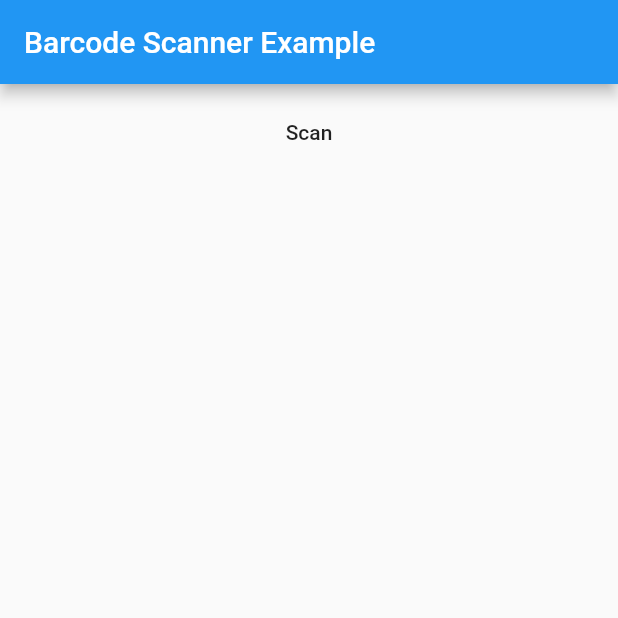
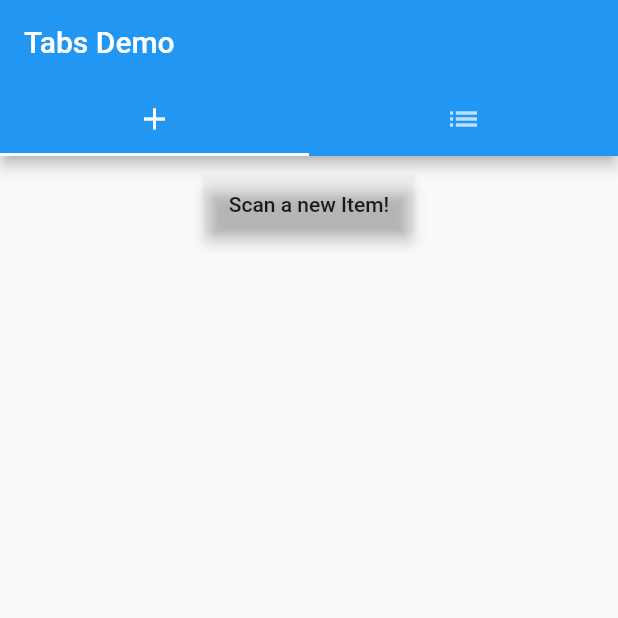
Before and after one commit to dragonchain/assetTracker, a Flutter app: the screen it shows after launch, on a phone screen of 412 x 824 dp, the top half of it. Run offline on Flutter 3.47's test engine with Material 2 defaults, Android fonts, the phone set to English and light mode, and no system bars; our stand-ins replace camera, geolocator; missing offline and left inert: barcode_scan, dragonchain_sdk.

Commit message:
working but missing map view

```diff
--- /dev/null
+++ b/lib/add_screen.dart
@@ -0,0 +1,96 @@
+import 'dart:convert';
+import 'dart:io';
+
+import 'package:barcode_scan/barcode_scan.dart';
+import 'package:camera/camera.dart';
+import 'package:dragonchain_sdk/dragonchain_sdk.dart';
+import 'package:flutter/material.dart';
+import 'package:geolocator/geolocator.dart';
+
+import 'actions/take_photo.dart';
+
+class AddScreen extends StatefulWidget {
+  const AddScreen({
+    Key key,
+  }) : super(key: key);
+
+  @override
+  AddScreenState createState() => AddScreenState();
+}
+
+class AddScreenState extends State<AddScreen> {
+  bool _isLoading = false;
+  @override
+  void initState() {
+    super.initState();
+  }
+
+  _getPhotoOfNewItem() async {
+    final camera = (await availableCameras()).first;
+    final result = Navigator.push(context, MaterialPageRoute(builder: (context) => TakePhotoScreen(camera: camera)));
+    return result;
+  }
+
+  _getCurrentPosition() async {
+    Position position = await Geolocator().getCurrentPosition(desiredAccuracy: LocationAccuracy.high);
+    return position;
+  }
+
+  _getBarcode() async {
+    String barcode = await BarcodeScanner.scan();
+    return barcode;
+  }
+
+  _getDragonchainClient() async {
+    return DragonchainClient.createClient(
+        dragonchainId: '29xBXnCxpMQso9zhCNsegA13WYtTH24JDedszndt5XTd8',
+        authKey: 'SuzacGlkY9T01PJ89Ha7SjEGoubwoc4Ue29p8SI8jp4',
+        authKeyId: 'HJXOAMYAVUJG');
+  }
+
+  _appendItemHistory() async {
+    this.setState(() => _isLoading = true);
+    File file = await _getPhotoOfNewItem();
+    Position position = await _getCurrentPosition();
+    String barcode = await _getBarcode();
+    DragonchainClient dragonchainClient = await _getDragonchainClient();
+    this.setState(() => _isLoading = false);
+
+    var response = await dragonchainClient.createTransaction('banana', {
+      'method': 'append_history',
+      'params': {
+        'barcode': barcode,
+        'latitude': position.latitude,
+        'longitude': position.longitude,
+        'time': new DateTime.now().toUtc().toIso8601String(),
+        'image': base64.encode(file.readAsBytesSync())
+      }
+    });
+    logger.d(response);
+    return response;
+  }
+
+  @override
+  Widget build(BuildContext context) {
+    return new MaterialApp(
+      home: new Scaffold(
+          body: new Center(
+        child: new Column(
+          children: <Widget>[
+            _isLoading
+                ? CircularProgressIndicator()
+                : new Container(
+                    child: new MaterialButton(
+                      color: Color.fromRGBO(0, 1, 1, 0),
+                      onPressed: _appendItemHistory,
+                      child: new Text("Scan a new Item!"),
+                      autofocus: true,
+                    ),
+                    padding: const EdgeInsets.all(8.0),
+                  ),
+          ],
+        ),
+      )),
+    );
+  }
+}
--- a/lib/homepage.dart
+++ /dev/null
@@ -1,102 +0,0 @@
-import 'dart:io';
-
-import 'package:camera/camera.dart';
-import 'package:flutter/material.dart';
-import 'dart:async';
-import 'package:dragonchain_sdk/dragonchain_sdk.dart';
-import 'package:barcode_scan/barcode_scan.dart';
-import 'package:flutter/services.dart';
-import 'package:geolocator/geolocator.dart';
-import 'take_picture_screen.dart';
-import 'dart:convert';
-
-class HomepageScreen extends StatefulWidget {
-  @override
-  HomepageScreenState createState() => HomepageScreenState();
-  final String picturePath;
-
-  const HomepageScreen({
-    Key key,
-    this.picturePath,
-  }) : super(key: key);
-}
-
-class HomepageScreenState extends State<HomepageScreen> {
-  String barcode = "";
-  String latitude = "";
-  String longitude = "";
-  DragonchainClient dragonchainClient;
-  CameraDescription camera;
-
-  @override
-  void initState() {
-    super.initState();
-  }
-
-  Future scan() async {
-    if (widget.picturePath == null) {
-      final camera = (await availableCameras()).first;
-      return Navigator.push(context, MaterialPageRoute(builder: (context) => TakePictureScreen(camera: camera)));
-    }
-    var file = File(widget.picturePath).readAsBytesSync();
-    this.dragonchainClient = await DragonchainClient.createClient(
-        dragonchainId: '29xBXnCxpMQso9zhCNsegA13WYtTH24JDedszndt5XTd8',
-        authKey: 'SuzacGlkY9T01PJ89Ha7SjEGoubwoc4Ue29p8SI8jp4',
-        authKeyId: 'HJXOAMYAVUJG');
-    try {
-      String barcode = await BarcodeScanner.scan();
-      Position position = await Geolocator().getCurrentPosition(desiredAccuracy: LocationAccuracy.high);
-      var txn = {
-        'method': 'append_history',
-        'params': {
-          'barcode': barcode,
-          'latitude': position.latitude,
-          'longitude': position.longitude,
-          'time': new DateTime.now().toUtc().toIso8601String(),
-          'image': base64.encode(file)
-        }
-      };
-      var result = await this.dragonchainClient.createTransaction('banana', txn);
-      logger.d(result);
-      setState(() {
-        this.barcode = barcode;
-        this.latitude = latitude;
-        this.longitude = longitude;
-        this.camera = camera;
-      });
-    } on PlatformException catch (e) {
-      if (e.code == BarcodeScanner.CameraAccessDenied) {
-        setState(() {
-          this.barcode = 'The user did not grant the camera permission!';
-        });
-      } else {
-        setState(() => this.barcode = 'Unknown error: $e');
-      }
-    } on FormatException {
-      setState(() => this.barcode = 'null (User returned using the "back"-button before scanning anything. Result)');
-    } catch (e) {
-      setState(() => this.barcode = 'Unknown error: $e');
-    }
-  }
-
-  @override
-  Widget build(BuildContext context) {
-    return new MaterialApp(
-      home: new Scaffold(
-          appBar: new AppBar(
-            title: new Text('Barcode Scanner Example'),
-          ),
-          body: new Center(
-            child: new Column(
-              children: <Widget>[
-                new Container(
-                  child: new MaterialButton(onPressed: scan, child: new Text("Scan")),
-                  padding: const EdgeInsets.all(8.0),
-                ),
-                new Text(barcode),
-              ],
-            ),
-          )),
-    );
-  }
-}
--- /dev/null
+++ b/lib/list_screen.dart
@@ -0,0 +1,40 @@
+import 'package:flutter/material.dart';
+
+class ListItemsScreen extends StatefulWidget {
+  @override
+  ListItemsScreenState createState() => ListItemsScreenState();
+}
+
+class ListItemsScreenState extends State<ListItemsScreen> {
+  Future<List<Map<String, String>>> _getItems() async {
+    //TODO: call dragonchain instead of sleep
+    await new Future.delayed(const Duration(seconds: 1), () => "1");
+
+    return [
+      {"name": "thing", "barcode": "123123123"}
+    ];
+  }
+
+  @override
+  void initState() {
+    super.initState();
+  }
+
+  @override
+  Widget build(BuildContext context) {
+    return new MaterialApp(
+        home: FutureBuilder(
+            future: _getItems(),
+            builder: (BuildContext context, AsyncSnapshot<List<Map<String, String>>> snapshot) {
+              if (snapshot.connectionState == ConnectionState.done) {
+                if (snapshot.hasError) {
+                  print(snapshot.error);
+                }
+                var banana = snapshot.data.map((f) => ListTile(leading: Icon(Icons.map), title: Text(f['name']))).toList();
+
+                return new ListView(children: banana);
+              }
+              return new ListView(children: [ListTile(leading: Icon(Icons.map), title: Text('Nothing Here'))]);
+            }));
+  }
+}
--- a/lib/main.dart
+++ b/lib/main.dart
@@ -1,13 +1,13 @@
 import 'dart:async';
 import 'package:flutter/material.dart';
 
-import 'homepage.dart';
+import 'welcome_screen.dart';
 
 Future<void> main() async {
   runApp(
     MaterialApp(
       theme: ThemeData.dark(),
-      home: HomepageScreen(),
+      home: WelcomeScreen(),
     ),
   );
 }
--- /dev/null
+++ b/lib/welcome_screen.dart
@@ -0,0 +1,32 @@
+import 'package:asset_tracker/add_screen.dart';
+import 'package:flutter/material.dart';
+
+import 'list_screen.dart';
+
+class WelcomeScreen extends StatelessWidget {
+  @override
+  Widget build(BuildContext context) {
+    return MaterialApp(
+      home: DefaultTabController(
+        length: 2,
+        child: Scaffold(
+          appBar: AppBar(
+            bottom: TabBar(
+              tabs: [
+                Tab(icon: Icon(Icons.add)),
+                Tab(icon: Icon(Icons.list)),
+              ],
+            ),
+            title: Text('Tabs Demo'),
+          ),
+          body: TabBarView(
+            children: [
+              AddScreen(),
+              ListItemsScreen(),
+            ],
+          ),
+        ),
+      ),
+    );
+  }
+}
```
Also changed, not shown: lib/actions/-deleteme-scan_barcode.dart (added, +101 -0 lines), lib/actions/take_photo.dart (renamed from lib/take_picture_screen.dart, +10 -14 lines), lib/dragonchain_sdk.dart (deleted, +0 -69 lines).
